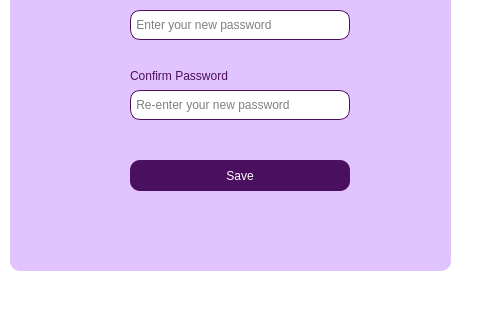
Qt form changepw.ui (Nirjaraa/spendwise) before a commit; both pictures show x 280 to 760 and y 220 to 540 of the 960 by 540 pixel window.
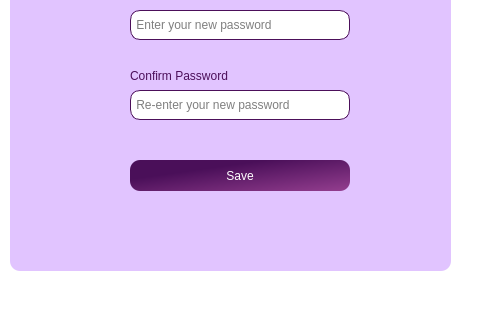
The same form after that commit. Icons and pictures are not drawn.

What changed in the file:
```diff
--- a/changepw.ui
+++ b/changepw.ui
@@ -224,16 +224,19 @@
      </property>
      <property name="styleSheet">
       <string notr="true">QPushButton {
+background-color: qlineargradient(spread:pad, x1:0, y1:0, x2:1, y2:1, stop:0.3125 rgba(74, 15, 89, 255), stop:1 rgba(148,62,143, 255));
     font: 9pt &quot;Bahnschrift&quot;;
-   
     color: rgb(255, 255, 255);
-    background-color: rgb(75, 15, 96);
+    
     border-radius: 10px;
+	
+	
 }
 
 QPushButton:hover {
     border: 2px solid white;
-	}
+}
+
 QPushButton:pressed {
     border: 2px solid rgb(75, 15, 96);
 	 background-color:white;
```
Left out of the diff: 3 changed lines with no effect on the pictures.
